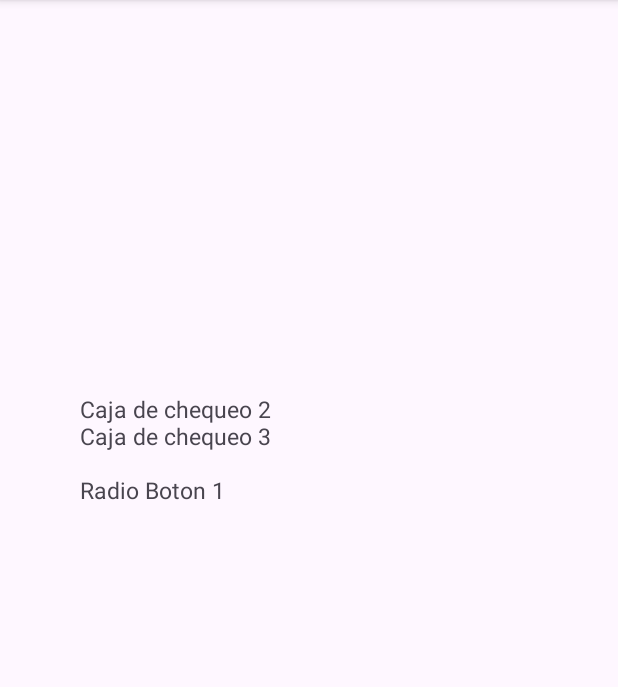
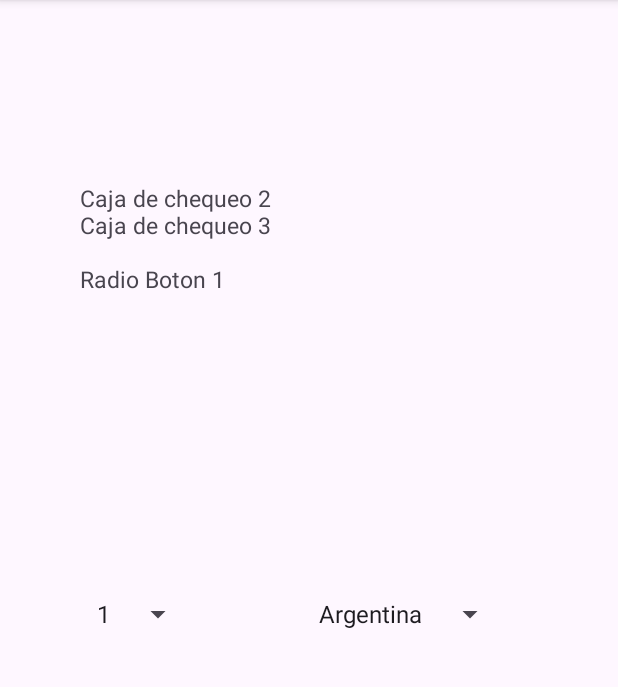
Before and after one commit to lorenzovizcaino/AppExamenPMDM1eva, an Android app: the screen it shows after launch (SegundaActivity), after a tap on "Boton 1", on a phone screen of 412 x 824 dp, the part 96-783 px from its top. Run offline under Robolectric (Android 15) with nearby library versions, the phone set to English and light mode, and no system bars; 3 other taps on this screen came first.

Commit message:
06/12/23_05:22

```diff
--- a/app/src/main/java/com/example/appexamenpmdm1eva/SegundaActivity.kt
+++ b/app/src/main/java/com/example/appexamenpmdm1eva/SegundaActivity.kt
@@ -1,7 +1,13 @@
 package com.example.appexamenpmdm1eva
 
+import android.R
+import android.os.Bundle
+import android.view.View
+import android.widget.AdapterView
+import android.widget.ArrayAdapter
+import android.widget.Spinner
+import android.widget.Toast
 import androidx.appcompat.app.AppCompatActivity
-import android.os.Bundle
 import com.example.appexamenpmdm1eva.databinding.ActivitySegundaBinding
 
 class SegundaActivity : AppCompatActivity() {
@@ -16,6 +22,85 @@ class SegundaActivity : AppCompatActivity() {
 
         binding.resultados.text=cadenaCheckBox+"\n"+cadenaRadioButton
 
+        //Inicio Spinner de numeros
+        val numberSpinner: Spinner = binding.numberSpinner
+        // Crear un ArrayAdapter de números
+        val adapter = ArrayAdapter(
+            this,
+            R.layout.simple_spinner_item,
+            generateNumberList(1, 3) // Genera una lista de números del 1 al 3
+        )
+        // Especificar el diseño a utilizar cuando aparece la lista de opciones
+        adapter.setDropDownViewResource(R.layout.simple_spinner_dropdown_item)
+
+        // Asignar el adaptador al Spinner
+        numberSpinner.adapter = adapter
+
+        // Manejar eventos de selección del Spinner
+        numberSpinner.onItemSelectedListener = object : AdapterView.OnItemSelectedListener {
+            override fun onItemSelected(
+                parentView: AdapterView<*>,
+                selectedItemView: View?,
+                position: Int,
+                id: Long) {
+                // Manejar la selección del número
+                val selectedNumber = parentView.getItemAtPosition(position) as Int
+                showToast("Numero seleccionado: $selectedNumber")
+            }
+
+            override fun onNothingSelected(parentView: AdapterView<*>) {
+                // Manejar el caso cuando no se selecciona nada
+            }
+
+
+        }
+        //FIN del Spinner de numeros
+
+
+        //inicio del spinner de paises
+        val countrySpinner: Spinner = binding.countrySpinner
+        val paises = arrayOf("Argentina", "Brasil", "Chile", "Colombia", "México")
+
+        // Crear un ArrayAdapter de strings
+        val adapterPaises = ArrayAdapter(this,R.layout.simple_spinner_item,paises)
+
+        // Especificar el diseño a utilizar cuando aparece la lista de opciones
+        adapter.setDropDownViewResource(R.layout.simple_spinner_dropdown_item)
+
+        // Asignar el adaptador al Spinner
+        countrySpinner.adapter = adapterPaises
+
+        // Manejar eventos de selección del Spinner
+
+        countrySpinner.onItemSelectedListener = object : AdapterView.OnItemSelectedListener {
+            override fun onItemSelected(
+                parentView: AdapterView<*>,
+                selectedItemView: View?,
+                position: Int,
+                id: Long
+            ) {
+                // Manejar la selección del país
+                val selectedCountry = parentView.getItemAtPosition(position).toString()
+                showToast("País seleccionado: $selectedCountry")
+            }
+
+            override fun onNothingSelected(parentView: AdapterView<*>) {
+                // Manejar el caso cuando no se selecciona nada
+            }
+        }
+        //Fin del spinner de paises
+
+
 
     }
+    // Método para generar una lista de números en el rango especificado
+    private fun generateNumberList(start: Int, end: Int): Array<Int> {
+        return (start..end).toList().toTypedArray()
+    }
+
+    private fun showToast(string: String) {
+        Toast.makeText(this,string, Toast.LENGTH_SHORT).show()
+
+    }
+
 }
--- a/app/src/main/res/layout/activity_segunda.xml
+++ b/app/src/main/res/layout/activity_segunda.xml
@@ -5,6 +5,7 @@
     android:layout_width="match_parent"
     android:layout_height="match_parent"
     tools:context=".SegundaActivity">
+
 
     <TextView
         android:id="@+id/resultados"
@@ -15,7 +16,30 @@
         app:layout_constraintBottom_toBottomOf="parent"
         app:layout_constraintEnd_toEndOf="parent"
         app:layout_constraintStart_toStartOf="parent"
-        app:layout_constraintTop_toTopOf="parent" />
+        app:layout_constraintTop_toTopOf="parent"
+        app:layout_constraintVertical_bias="0.232" />
+
+    <Spinner
+        android:id="@+id/numberSpinner"
+        android:layout_width="wrap_content"
+        android:layout_height="wrap_content"
+        android:layout_centerInParent="true"
+        android:layout_marginTop="40dp"
+        app:layout_constraintEnd_toEndOf="parent"
+        app:layout_constraintHorizontal_bias="0.167"
+        app:layout_constraintStart_toStartOf="parent"
+        app:layout_constraintTop_toBottomOf="@+id/resultados" />
+
+    <Spinner
+        android:id="@+id/countrySpinner"
+        android:layout_width="wrap_content"
+        android:layout_height="wrap_content"
+        android:layout_centerInParent="true"
+        android:layout_marginTop="40dp"
+        app:layout_constraintEnd_toEndOf="parent"
+        app:layout_constraintStart_toEndOf="@+id/numberSpinner"
+        app:layout_constraintTop_toBottomOf="@+id/resultados"
+        android:entries="@array/countries"/>
 
 
 </androidx.constraintlayout.widget.ConstraintLayout>
--- a/app/src/main/res/values/strings.xml
+++ b/app/src/main/res/values/strings.xml
@@ -1,4 +1,6 @@
 <resources>
+
+
     <string name="app_name">AppExamenPMDM1eva</string>
     <string name="radiobutton1">Radio Boton 1</string>
     <string name="radiobutton2">Radio Boton 2</string>
@@ -29,4 +31,8 @@
     <string name="no_hay_navegador">No tienes ningún navegador para abrir la página web</string>
 
 
+
+
+
+
 </resources>
```
Also changed, not shown: 1 other file.
